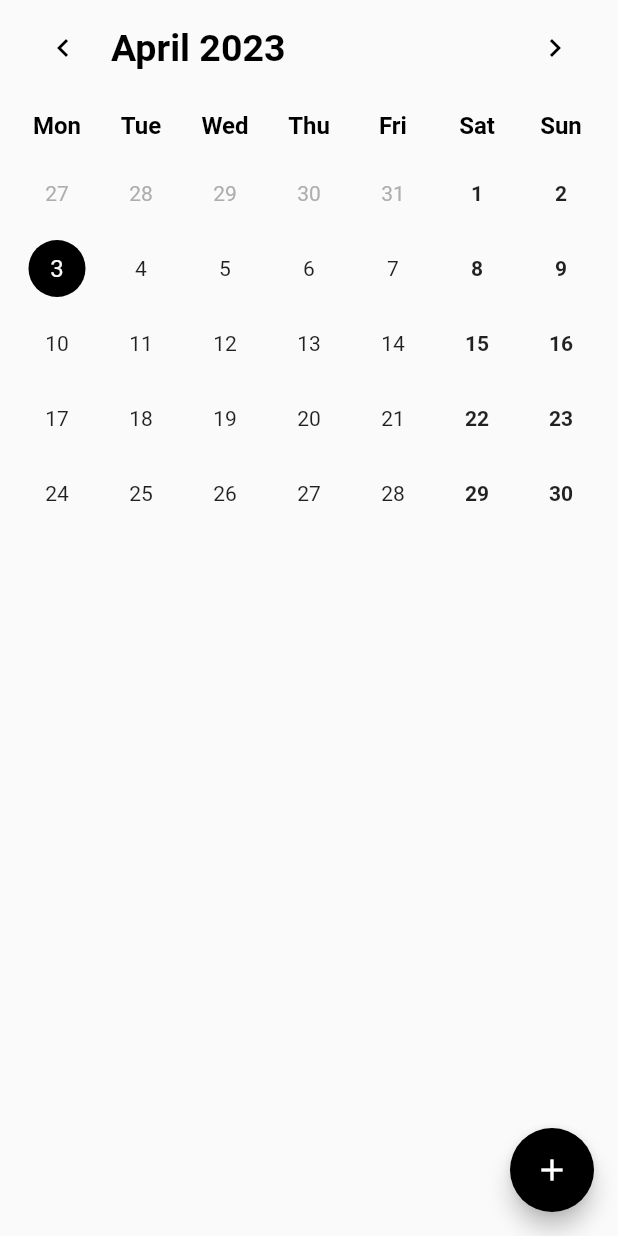
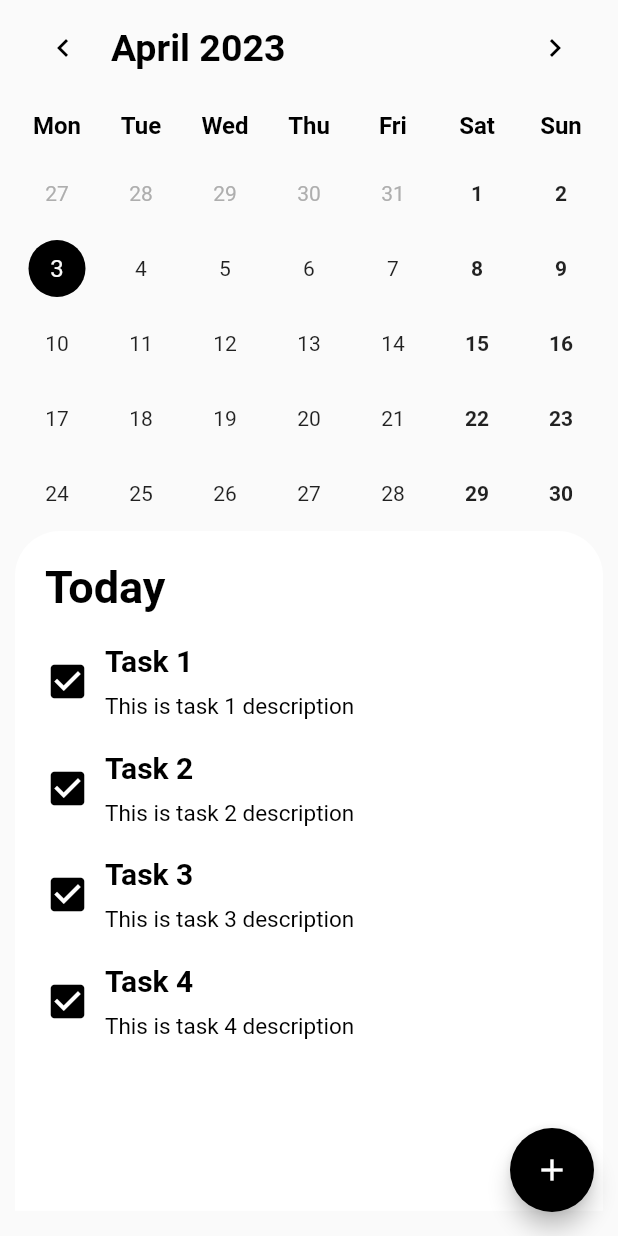
Before and after one commit to OwlDarlyn/flutter-notes, a Flutter app: the CalendarWidget screen opened directly, on a phone screen of 412 x 824 dp. Run offline on Flutter 3.47's test engine with Material 2 defaults, Android fonts, the phone set to English and light mode, and no system bars; drawn by our look-alikes of table_calendar; our stand-ins replace date_picker_timeline; statements that could not run were skipped.

Commit message:
try to fix calendar widget

```diff
--- a/lib/widgets/calendar_widget.dart
+++ b/lib/widgets/calendar_widget.dart
@@ -145,6 +145,7 @@ class _CalendarWidgetState extends State<CalendarWidget> {
         ),
         body: Container(
           padding: const EdgeInsets.only(left: 10, right: 10),
+          child: SingleChildScrollView(
             child: Column(
               children: [
                 TableCalendar(
@@ -202,7 +203,64 @@ class _CalendarWidgetState extends State<CalendarWidget> {
                     }
                   },
                 ),
+                Container(
+                  padding: const EdgeInsets.only(left: 20),
+                  width: MediaQuery.of(context).size.width,
+                  height: MediaQuery.of(context).size.height * 0.55,
+                  decoration: const BoxDecoration(
+                    color: Colors.white,
+                    borderRadius: BorderRadius.only(
+                        topLeft: Radius.circular(30),
+                        topRight: Radius.circular(30)),
+                  ),
+                  child: Stack(
+                    children: [
+                      Column(
+                        crossAxisAlignment: CrossAxisAlignment.start,
+                        children: [
+                          const Padding(
+                            padding: EdgeInsets.only(top: 20),
+                            child: Text(
+                              'Today',
+                              style: TextStyle(
+                                  color: Colors.black,
+                                  fontSize: 30,
+                                  fontWeight: FontWeight.bold),
+                            ),
+                          ),
+                          SingleChildScrollView(
+                            child: Column(
+                              children: const [
+                                TaskList(
+                                    title: 'Task 1',
+                                    description: 'This is task 1 description',
+                                    iconImg: Icons.check_box,
+                                    iconColor: Colors.black),
+                                TaskList(
+                                    title: 'Task 2',
+                                    description: 'This is task 2 description',
+                                    iconImg: Icons.check_box,
+                                    iconColor: Colors.black),
+                                TaskList(
+                                    title: 'Task 3',
+                                    description: 'This is task 3 description',
+                                    iconImg: Icons.check_box,
+                                    iconColor: Colors.black),
+                                TaskList(
+                                    title: 'Task 4',
+                                    description: 'This is task 4 description',
+                                    iconImg: Icons.check_box,
+                                    iconColor: Colors.black),
                               ],
+                            ),
+                          ),
+                        ],
+                      )
+                    ],
+                  ),
+                )
+              ],
+            ),
           ),
         ),
       ),
```
Also changed, not shown: lib/screens/calendar_screen.dart (+7 -62 lines), lib/screens/home_screen.dart (+6 -4 lines). Lines whose indentation alone changed are shown as unchanged.
